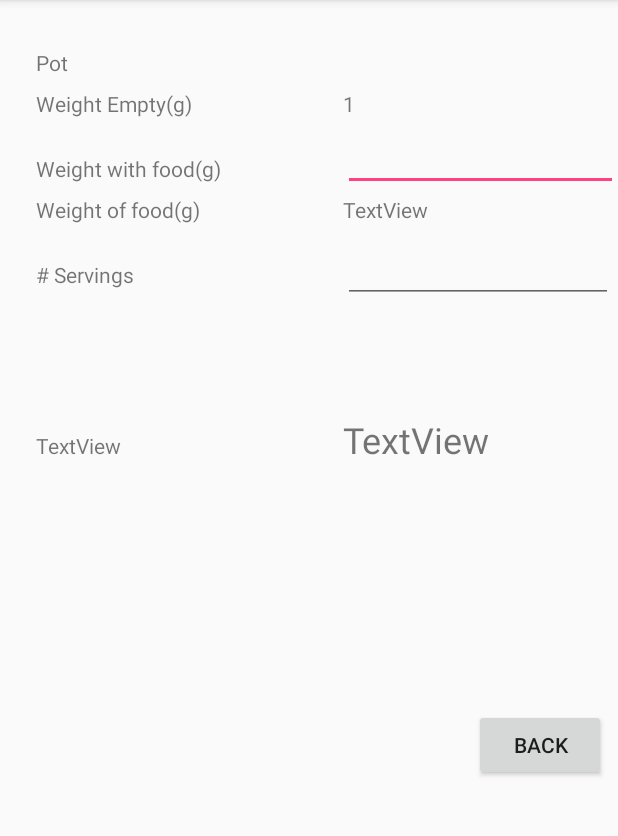
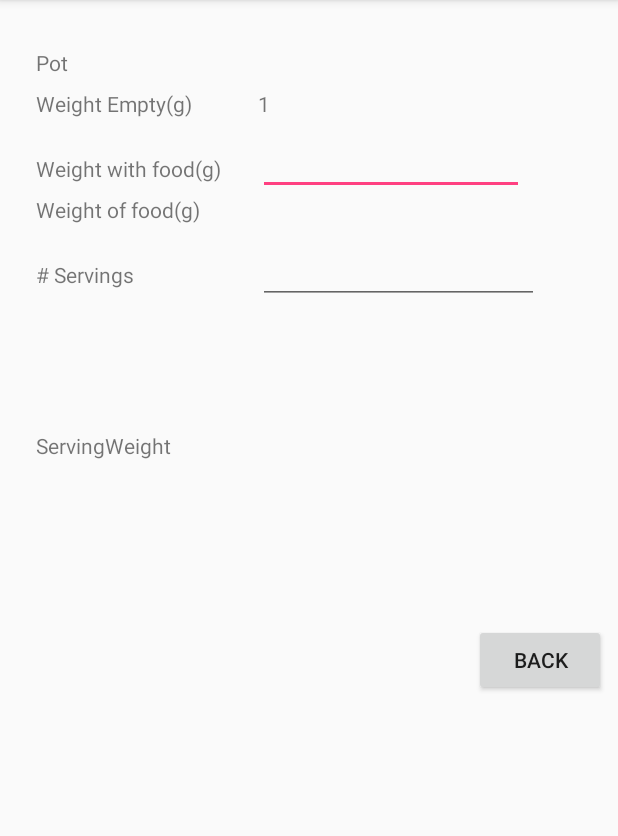
Before and after one commit to Rong-Li/ServerPotWaightCalculater, an Android app: the ThirdActivity screen opened directly, with no data from a screen before it, on a phone screen of 412 x 824 dp, the part 84-920 px from its top. Run offline under Robolectric (Android 15) with nearby library versions, the phone set to English and light mode, and no system bars.

Commit message:
ThirdCommit

```diff
--- a/app/src/main/java/com/example/lirongl/servingsizecalculator/ThirdActivity.java
+++ b/app/src/main/java/com/example/lirongl/servingsizecalculator/ThirdActivity.java
@@ -4,14 +4,20 @@ import android.content.Context;
 import android.content.Intent;
 import android.support.v7.app.AppCompatActivity;
 import android.os.Bundle;
+import android.text.Editable;
+import android.text.TextWatcher;
 import android.view.View;
 import android.widget.Button;
+import android.widget.EditText;
 import android.widget.TextView;
 
 public class ThirdActivity extends AppCompatActivity {
 
     private String theName;
     private int theWeight;
+    private int totalWeight;
+    private int foodWeight;
+    private int servingNumber = 1;
     @Override
     protected void onCreate(Bundle savedInstanceState) {
         super.onCreate(savedInstanceState);
@@ -20,6 +26,7 @@ public class ThirdActivity extends AppCompatActivity {
         ExtractData();
         setThePot();
         exitTheActivity();
+        computeTheResult();
     }
 
 
@@ -34,6 +41,47 @@ public class ThirdActivity extends AppCompatActivity {
         firstText.setText(theName);
         TextView secondText = (TextView) findViewById(R.id.weightwieghtID);
         secondText.setText("" + theWeight);
+    }
+
+    private void computeTheResult() {
+        final EditText inputOne = (EditText) findViewById(R.id.withFood);
+        final EditText inputTwo = (EditText) findViewById(R.id.servingNumbers);
+
+        inputOne.addTextChangedListener(new TextWatcher() {
+            @Override
+            public void beforeTextChanged(CharSequence charSequence, int i, int i1, int i2) {}
+            @Override
+            public void onTextChanged(CharSequence charSequence, int i, int i1, int i2) {}
+
+            @Override
+            public void afterTextChanged(Editable editable) {
+                String weightInString = inputOne.getText().toString();
+                totalWeight = Integer.parseInt(weightInString);
+                foodWeight = totalWeight - theWeight;
+                TextView textview = (TextView) findViewById(R.id.foodWeightID);
+                textview.setText(""+foodWeight);
+            }
+        });
+
+        inputTwo.addTextChangedListener(new TextWatcher() {
+            @Override
+            public void beforeTextChanged(CharSequence charSequence, int i, int i1, int i2) {}
+            @Override
+            public void onTextChanged(CharSequence charSequence, int i, int i1, int i2) {}
+
+            @Override
+            public void afterTextChanged(Editable editable) {
+                String servingInString = inputTwo.getText().toString();
+                servingNumber = Integer.parseInt(servingInString);
+                if (servingNumber > 0)
+                {int finalWeightinInteger = foodWeight / servingNumber;
+                TextView finalWeight = (TextView) findViewById(R.id.finalID);
+                finalWeight.setText("" + finalWeightinInteger);
+                }
+            }
+        });
+
+
     }
 
     private void exitTheActivity() {
--- a/app/src/main/res/layout/activity_third.xml
+++ b/app/src/main/res/layout/activity_third.xml
@@ -30,23 +30,24 @@
         android:id="@+id/potpotID"
         android:layout_width="wrap_content"
         android:layout_height="wrap_content"
-        android:layout_marginEnd="8dp"
         android:layout_marginStart="8dp"
         android:text="TextView"
         app:layout_constraintBottom_toBottomOf="@+id/textView3"
-        app:layout_constraintEnd_toEndOf="parent"
-        app:layout_constraintStart_toEndOf="@+id/textView3"
-        app:layout_constraintTop_toTopOf="@+id/textView3" />
+        app:layout_constraintStart_toStartOf="@+id/guideline"
+        app:layout_constraintTop_toTopOf="@+id/textView3"
+        app:layout_constraintVertical_bias="0.0" />
 
     <TextView
         android:id="@+id/weightwieghtID"
         android:layout_width="wrap_content"
         android:layout_height="wrap_content"
+        android:layout_marginStart="8dp"
         android:layout_marginTop="8dp"
         android:text="TextView"
         app:layout_constraintBottom_toBottomOf="@+id/textView5"
-        app:layout_constraintStart_toStartOf="@+id/potpotID"
-        app:layout_constraintTop_toBottomOf="@+id/potpotID" />
+        app:layout_constraintStart_toStartOf="@+id/guideline"
+        app:layout_constraintTop_toBottomOf="@+id/potpotID"
+        app:layout_constraintVertical_bias="0.0" />
 
     <TextView
         android:id="@+id/textView9"
@@ -67,25 +68,27 @@
         app:layout_constraintTop_toBottomOf="@+id/textView9" />
 
     <EditText
-        android:id="@+id/editText"
-        android:layout_width="183dp"
-        android:layout_height="21dp"
-        android:layout_marginTop="8dp"
+        android:id="@+id/withFood"
+        android:layout_width="177dp"
+        android:layout_height="36dp"
+        android:layout_marginStart="8dp"
         android:ems="10"
-        android:inputType="textPersonName"
+        android:inputType="none"
         android:textSize="14sp"
         app:layout_constraintBottom_toBottomOf="@+id/textView9"
-        app:layout_constraintStart_toStartOf="@+id/weightwieghtID"
-        app:layout_constraintTop_toTopOf="@+id/textView9" />
+        app:layout_constraintStart_toStartOf="@+id/guideline"
+        app:layout_constraintTop_toTopOf="@+id/textView9"
+        app:layout_constraintVertical_bias="0.529" />
 
     <TextView
-        android:id="@+id/textView11"
+        android:id="@+id/foodWeightID"
         android:layout_width="wrap_content"
         android:layout_height="wrap_content"
-        android:text="TextView"
+        android:layout_marginStart="8dp"
         app:layout_constraintBottom_toBottomOf="@+id/textView10"
-        app:layout_constraintStart_toStartOf="@+id/editText"
-        app:layout_constraintTop_toTopOf="@+id/textView10" />
+        app:layout_constraintStart_toStartOf="@+id/guideline"
+        app:layout_constraintTop_toTopOf="@+id/textView10"
+        app:layout_constraintVertical_bias="0.0" />
 
     <TextView
         android:id="@+id/textView12"
@@ -97,15 +100,15 @@
         app:layout_constraintTop_toBottomOf="@+id/textView10" />
 
     <EditText
-        android:id="@+id/editText2"
-        android:layout_width="180dp"
-        android:layout_height="29dp"
-        android:layout_marginTop="8dp"
+        android:id="@+id/servingNumbers"
+        android:layout_width="187dp"
+        android:layout_height="39dp"
+        android:layout_marginStart="8dp"
         android:ems="10"
-        android:inputType="textPassword"
+        android:inputType="none"
         android:textSize="14sp"
         app:layout_constraintBottom_toBottomOf="@+id/textView12"
-        app:layout_constraintStart_toStartOf="@+id/textView11"
+        app:layout_constraintStart_toStartOf="@+id/guideline"
         app:layout_constraintTop_toTopOf="@+id/textView12" />
 
     <TextView
@@ -114,21 +117,21 @@
         android:layout_height="wrap_content"
         android:layout_marginBottom="8dp"
         android:layout_marginTop="8dp"
-        android:text="TextView"
+        android:text="ServingWeight"
         app:layout_constraintBottom_toBottomOf="parent"
         app:layout_constraintStart_toStartOf="@+id/textView12"
         app:layout_constraintTop_toBottomOf="@+id/textView12"
         app:layout_constraintVertical_bias="0.16000003" />
 
     <TextView
-        android:id="@+id/textView14"
+        android:id="@+id/finalID"
         android:layout_width="wrap_content"
         android:layout_height="wrap_content"
         android:layout_marginBottom="8dp"
-        android:text="TextView"
+        android:layout_marginStart="8dp"
         android:textSize="24sp"
         app:layout_constraintBottom_toBottomOf="@+id/textView13"
-        app:layout_constraintStart_toStartOf="@+id/editText2"
+        app:layout_constraintStart_toStartOf="@+id/guideline"
         app:layout_constraintTop_toTopOf="@+id/textView13" />
 
     <Button
@@ -142,6 +145,27 @@
         app:layout_constraintBottom_toBottomOf="parent"
         app:layout_constraintEnd_toEndOf="parent"
         app:layout_constraintTop_toTopOf="parent"
-        app:layout_constraintVertical_bias="0.65999997" />
+        app:layout_constraintVertical_bias="0.58000004" />
+
+    <android.support.constraint.Guideline
+        android:id="@+id/guideline"
+        android:layout_width="wrap_content"
+        android:layout_height="wrap_content"
+        android:orientation="vertical"
+        app:layout_constraintGuide_begin="164dp" />
+
+    <android.support.constraint.Guideline
+        android:id="@+id/guideline2"
+        android:layout_width="wrap_content"
+        android:layout_height="wrap_content"
+        android:orientation="horizontal"
+        app:layout_constraintGuide_begin="20dp" />
+
+    <android.support.constraint.Guideline
+        android:id="@+id/guideline3"
+        android:layout_width="wrap_content"
+        android:layout_height="wrap_content"
+        android:orientation="vertical"
+        app:layout_constraintGuide_begin="20dp" />
 
 </android.support.constraint.ConstraintLayout>
```
